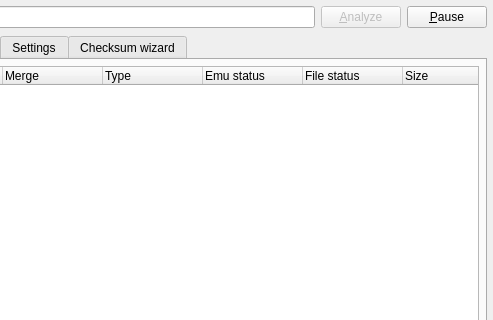
Old version of the form romalyzer.ui in the repository qmc2/qmc2-mame-fe; both pictures show x 112 to 605 and y 0 to 320 of the 605 by 646 pixel window.
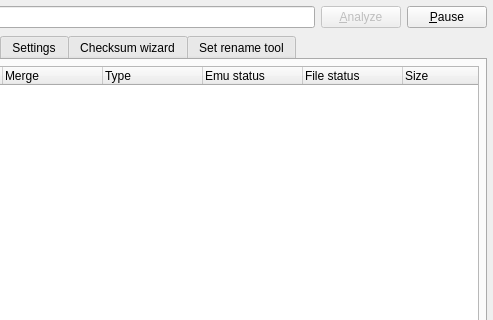
New version of the form. Icons and pictures are not drawn.

Commit message: wip: started adding a set rename tool to the ROMAlyzer which uses the -listxml outputs from both the old and the current emulator to gather the changes automagically (doesn't do anything yet!)

```diff
--- a/romalyzer.ui
+++ b/romalyzer.ui
@@ -1421,6 +1421,11 @@
        </item>
       </layout>
      </widget>
+     <widget class="QWidget" name="tabSetRenameTool">
+      <attribute name="title">
+       <string>Set rename tool</string>
+      </attribute>
+     </widget>
     </widget>
    </item>
    <item row="2" column="0">
```
The commit also changes 11 other files.
